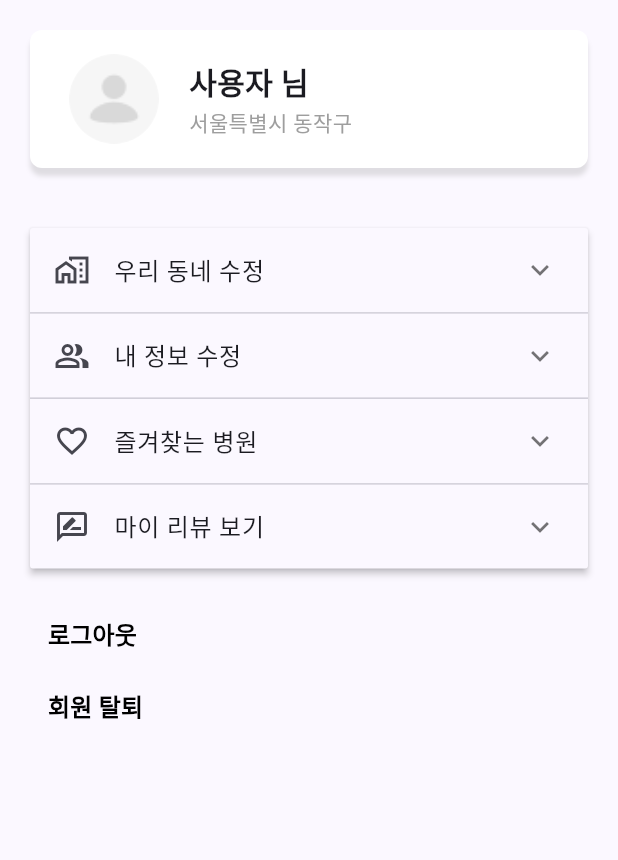
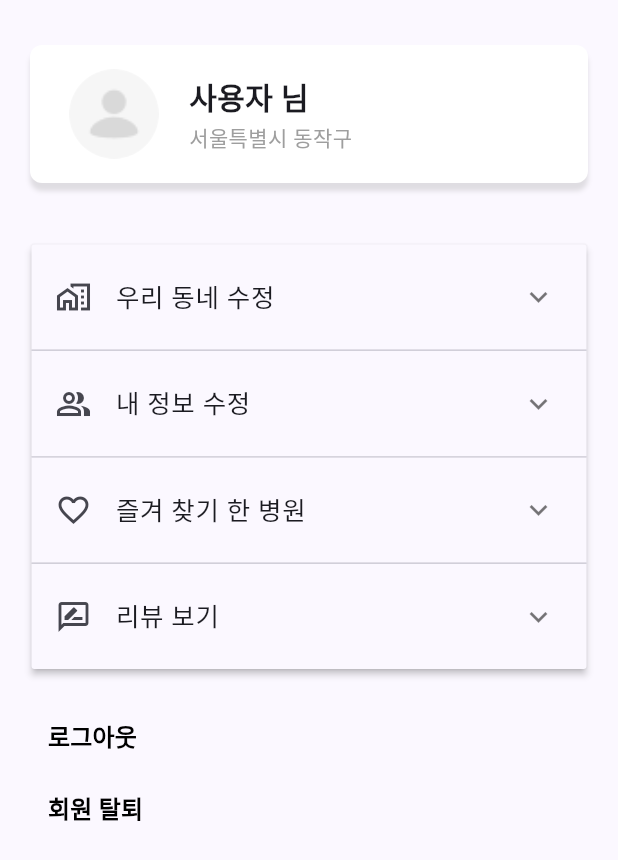
Before and after one commit to causyj/SOCDOC-Flutter, a Flutter app: the SettingPage widget shown alone on an empty page, opened directly, on a phone screen of 412 x 824 dp. Shown: the top 860 px of the screen. Run offline on Flutter 3.47's test engine with Material 2 defaults, Android fonts, the phone set to English and light mode, and no system bars; our stand-ins replace firebase_auth, firebase_core, flutter_rating_bar, google_sign_in, sign_in_button; accounts and stored records are empty; network calls fail.

Commit message:
refactoring ExpansionPanelList 및 TextButton

```diff
--- a/lib/Pages/MainSubPages/SettingPage.dart
+++ b/lib/Pages/MainSubPages/SettingPage.dart
@@ -15,22 +15,13 @@ class SettingPage extends StatelessWidget {
         child: Column(
           crossAxisAlignment: CrossAxisAlignment.start,
           children: [
+            SizedBox(height: 10.0),
             buildUserInfoContainer(),
             SizedBox(height: 40.0),
             ExpansionPanelListExample(),
             SizedBox(height: 20.0),
-            TextButton(
-              onPressed: () {
-                tryFirebaseLogout(socdocApp);
-              },
-              child: const Text("로그아웃", style: TextStyle(color: Colors.black, fontSize: 16.0, fontWeight: FontWeight.bold)),
-            ),
-            TextButton(
-              onPressed: () {
-                tryFirebaseDeleteUser(socdocApp);
-              },
-              child: const Text("회원 탈퇴", style: TextStyle(color: Colors.black, fontSize:16.0, fontWeight: FontWeight.bold)),
-            ),
+            buildTextButton("로그아웃", () => tryFirebaseLogout(socdocApp)),
+            buildTextButton("회원 탈퇴", () => tryFirebaseDeleteUser(socdocApp)),
           ],
         ),
       ),
@@ -95,6 +86,16 @@ class SettingPage extends StatelessWidget {
     );
   }
 
+  Widget buildTextButton(String text, VoidCallback onPressed) {
+    return TextButton(
+      onPressed: onPressed,
+      child: Text(
+        text,
+        style: TextStyle(color: Colors.black, fontSize: 16.0, fontWeight: FontWeight.bold),
+      ),
+    );
+  }
+
   void tryFirebaseLogout(SocdocAppState socdocApp) async {
     if (await tryLogout()) {
       socdocApp.setState(() {
@@ -111,7 +112,6 @@ class SettingPage extends StatelessWidget {
     }
   }
 }
-
 
 class Item {
   Item({
@@ -140,12 +140,12 @@ List<Item> generateItems() {
       icon: Icon(Icons.people_alt_outlined),
     ),
     Item(
-      headerValue: '즐겨찾는 병원',
+      headerValue: '즐겨 찾기 한 병원',
       expandedValue: 'Details for 즐겨찾는 병원',
       icon: Icon(Icons.favorite_border),
     ),
     Item(
-      headerValue: '마이 리뷰 보기',
+      headerValue: '리뷰 보기',
       expandedValue: 'Details for 마이 리뷰 보기',
       icon: Icon(Icons.rate_review_outlined),
     ),
@@ -173,7 +173,11 @@ class _ExpansionPanelListExampleState extends State<ExpansionPanelListExample> {
   }
 
   Widget _buildPanel() {
-    return ExpansionPanelList(
+    return Container(
+      decoration: BoxDecoration(
+        border: Border.all(color: Colors.transparent),
+      ),
+      child: ExpansionPanelList(
         expansionCallback: (int index, bool isExpanded) {
           setState(() {
             _data[index].isExpanded = isExpanded;
@@ -182,17 +186,28 @@ class _ExpansionPanelListExampleState extends State<ExpansionPanelListExample> {
         children: _data.map<ExpansionPanel>((Item item) {
           return ExpansionPanel(
             headerBuilder: (BuildContext context, bool isExpanded) {
-            return ListTile(
+              return Container(
+                height: 70.0,
+                decoration: BoxDecoration(
+                  borderRadius: BorderRadius.circular(8.0),
+                ),
+                child: Center(
+                  child: ListTile(
                     leading: item.icon,
-              title: Text(item.headerValue),
+                    title: Text(item.headerValue, style: TextStyle(fontSize: 17.0),),
+                  ),
+                ),
               );
             },
-          body: ListTile(
+            body: Center(
+              child: ListTile(
                 title: Text(item.expandedValue),
+              ),
             ),
             isExpanded: item.isExpanded,
           );
         }).toList(),
+      ),
     );
   }
 }
```
Lines whose indentation alone changed are shown as unchanged.
